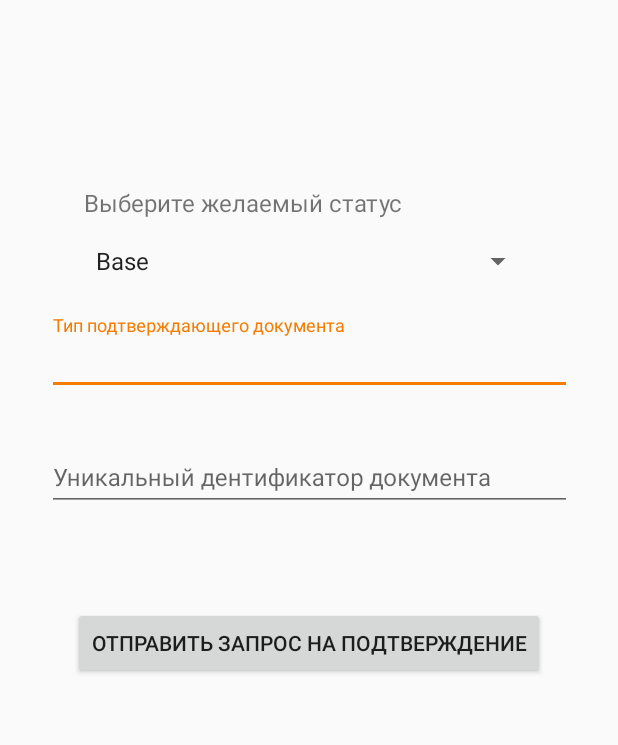
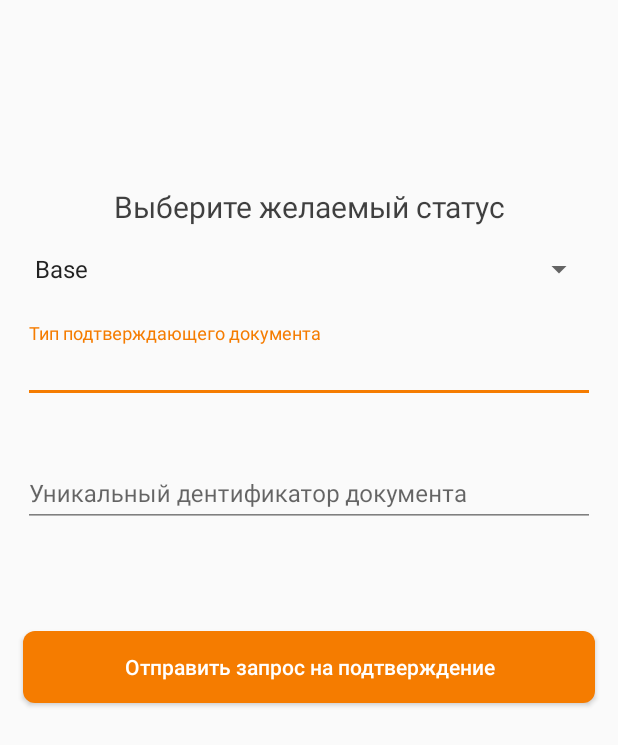
Before and after one commit to IssildurIl/HackAtOn, an Android app: the UpdateStatusActivity screen opened directly, with no data from a screen before it, on a phone screen of 412 x 824 dp. Shown: the top 745 px of the screen. Run offline under Robolectric (Android 15) with nearby library versions, the light colour scheme and no system bars.

Commit message:
briliant commit

```diff
--- a/app/src/main/res/layout/update_status_layout.xml
+++ b/app/src/main/res/layout/update_status_layout.xml
@@ -7,8 +7,9 @@
     android:layout_height="match_parent">
 
     <Button
+        style="@style/OrangeButton"
         android:id="@+id/send"
-        android:layout_width="wrap_content"
+        android:layout_width="match_parent"
         android:layout_height="wrap_content"
         android:layout_marginTop="64dp"
         android:text="Отправить запрос на подтверждение"
@@ -17,29 +18,35 @@
         app:layout_constraintTop_toBottomOf="@+id/textInputLayout2" />
 
     <TextView
+        style="@style/BigText"
         android:id="@+id/textView9"
-        android:layout_width="300dp"
+        android:layout_width="match_parent"
         android:layout_height="wrap_content"
         android:layout_marginTop="124dp"
         android:text="Выберите желаемый статус"
-        android:textSize="16sp"
+        android:textSize="20sp"
         app:layout_constraintEnd_toEndOf="parent"
         app:layout_constraintStart_toStartOf="parent"
         app:layout_constraintTop_toTopOf="parent" />
 
     <Spinner
         android:id="@+id/spinner2"
-        android:layout_width="300dp"
+        android:layout_width="match_parent"
         android:layout_height="wrap_content"
         android:layout_marginTop="16dp"
         android:entries="@array/catNames"
         app:layout_constraintEnd_toEndOf="parent"
         app:layout_constraintStart_toStartOf="parent"
-        app:layout_constraintTop_toBottomOf="@+id/textView9" />
+        app:layout_constraintTop_toBottomOf="@+id/textView9"
+        android:layout_marginLeft="15dp"
+        android:layout_marginRight="15dp"
+        android:layout_marginBottom="15dp"
+
+    />
 
     <com.google.android.material.textfield.TextInputLayout
         android:id="@+id/textInputLayout"
-        android:layout_width="350dp"
+        android:layout_width="match_parent"
         android:layout_height="wrap_content"
         android:layout_marginTop="24dp"
         app:layout_constraintEnd_toEndOf="parent"
@@ -47,6 +54,7 @@
         app:layout_constraintTop_toBottomOf="@+id/spinner2">
 
         <com.google.android.material.textfield.TextInputEditText
+            style="@style/OrangeTextInputEditText"
             android:layout_width="match_parent"
             android:layout_height="wrap_content"
             android:hint="Тип подтверждающего документа"
@@ -55,7 +63,7 @@
 
     <com.google.android.material.textfield.TextInputLayout
         android:id="@+id/textInputLayout2"
-        android:layout_width="350dp"
+        android:layout_width="match_parent"
         android:layout_height="wrap_content"
         android:layout_marginTop="24dp"
         app:layout_constraintEnd_toEndOf="parent"
@@ -63,6 +71,7 @@
         app:layout_constraintTop_toBottomOf="@+id/textInputLayout">
 
         <com.google.android.material.textfield.TextInputEditText
+            style="@style/OrangeTextInputEditText"
             android:layout_width="match_parent"
             android:layout_height="wrap_content"
             android:hint="Уникальный дентификатор документа"
--- a/app/src/main/res/values/styles.xml
+++ b/app/src/main/res/values/styles.xml
@@ -70,6 +70,9 @@
         <item name="android:textColor">@color/colorBlack</item>
         <item name="android:background">@android:color/transparent</item>
         <item name="android:textSize">26sp</item>
+        <item name="android:layout_marginLeft">15dp</item>
+        <item name="android:layout_marginRight">15dp</item>
+        <item name="android:layout_marginBottom">5dp</item>
     </style>
 
 </resources>
```
